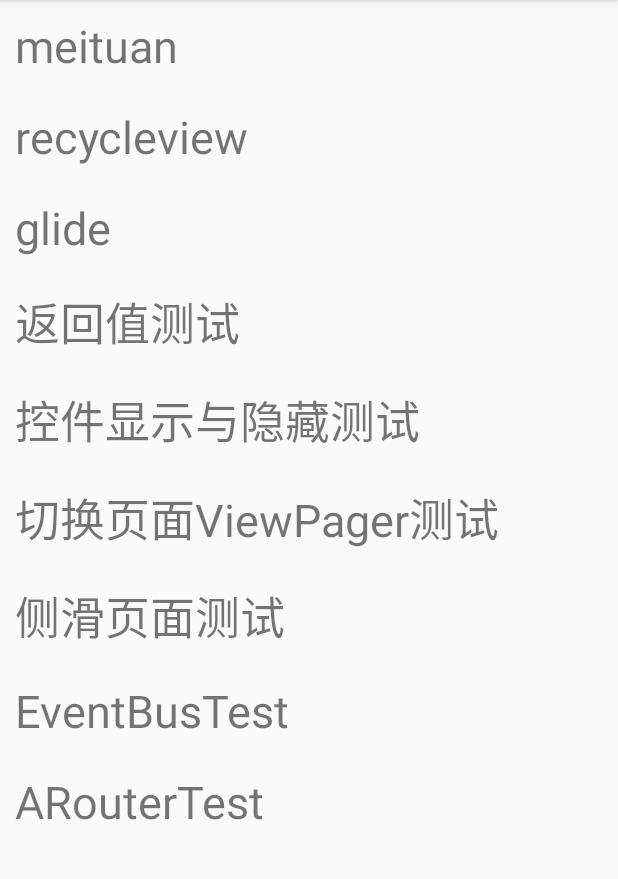
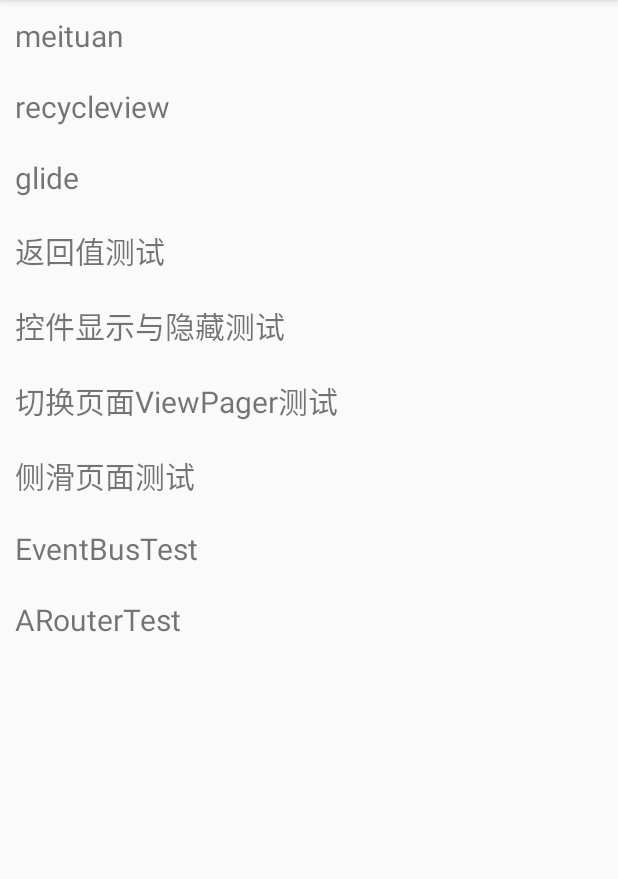
Before and after one commit to laihuiming/MyApp, an Android app: the screen it shows after launch (MainActivity), on a phone screen of 412 x 824 dp, the part 84-963 px from its top. Run offline under Robolectric (Android 15) with nearby library versions, the phone set to English and light mode, and no system bars; our stand-ins replace ButterKnife; 3 statements that could not run were skipped.

Commit message:
修改MainActivity，改为RecycleView，跳转错乱修改已完成

```diff
--- a/app/src/main/java/com/example/myapplication2/Adapter/MainAdapter.java
+++ b/app/src/main/java/com/example/myapplication2/Adapter/MainAdapter.java
@@ -4,13 +4,13 @@
 import android.content.Context;
 import android.view.View;
 import android.view.ViewGroup;
-import android.widget.ImageView;
 import android.widget.TextView;
+import android.widget.Toast;
+
 import androidx.annotation.NonNull;
 import androidx.recyclerview.widget.RecyclerView;
 
 import com.alibaba.android.arouter.launcher.ARouter;
-import com.example.myapplication2.Bean.ItemBean;
 import com.example.myapplication2.Bean.MainBean;
 import com.example.myapplication2.R;
 
@@ -21,8 +21,9 @@
     public final List<MainBean> mData;
     private View view;
     private Context context;
-    private String path;
-
+    public String path;
+    private TextView mTitle;
+    private TextView mPath;
     public MainAdapter(Context context,List<MainBean> data){
         this.context = context;
         this.mData = data;
@@ -42,13 +43,16 @@
     public void onBindViewHolder(@NonNull InnerHolder holder, int position) {
         //绑定数据
         holder.setData(mData.get(position));
+
         holder.itemView.setOnClickListener(new View.OnClickListener() {
             @Override
             public void onClick(View v) {
+                path = mData.get(position).path;
                 ARouter.getInstance().build(path).navigation();
             }
         });
     }
+
 
     /**
      * 返回条目的个数
@@ -64,23 +68,26 @@
     }
 
     public class InnerHolder extends RecyclerView.ViewHolder {
-        private TextView mTitle;
+
 //        private ImageView mIcon;
 
 
         public InnerHolder(View itemView) {
             super(itemView);
             mTitle = itemView.findViewById(R.id.tv_main_title);
+            mPath = itemView.findViewById(R.id.tv_main_path);
 //            mIcon = itemView.findViewById(R.id.list_view_icon);
         }
 
         /**
          * 设置数据
          * @param mainBean
+         * @return
          */
         public void setData(MainBean mainBean) {
             mTitle.setText(mainBean.title);
-            path = mainBean.path;
+            mPath.setText(mainBean.path);
+//            ARouter.getInstance().build(mPath.toString()).navigation();
 //            mIcon.setImageResource(itemBean.icon);
         }
 
--- a/app/src/main/java/com/example/myapplication2/Constant.java
+++ b/app/src/main/java/com/example/myapplication2/Constant.java
@@ -14,7 +14,7 @@
 
     public static final String RECYCLEVIEW = "/app/RecycleViewTest";
 
-    public static final String FANHUIZHI = "app/ActivityResultTestActivity";
+    public static final String FANHUIZHI = "/app/ActivityResultTestActivity";
 
     public static final String VISIBILITY = "/app/VisibilityTestActivity";
 
--- a/app/src/main/java/com/example/myapplication2/MainActivity.java
+++ b/app/src/main/java/com/example/myapplication2/MainActivity.java
@@ -54,6 +54,7 @@
     private RecyclerView recyclerView;
     private MainAdapter adapter;
     private List<MainBean> mainArrayList = new ArrayList<MainBean>();
+    private List<MainBean> pathArrayList = new ArrayList<MainBean>();
 
     @Override
     protected void onCreate(Bundle savedInstanceState) {
@@ -65,7 +66,14 @@
 
     }
 
+
     private void initData() {
+
+        for (int i = 0;i<MainDatas.path.length;i++){
+            MainBean pathdata = new MainBean();
+            pathdata.path  = MainDatas.path[i];
+            pathArrayList.add(pathdata);
+        }
 
         for (int i = 0; i<MainDatas.titles.length;i++){
             MainBean data = new MainBean();
@@ -83,6 +91,7 @@
         adapter = new MainAdapter(getApplicationContext(),mainArrayList);//实例化适配器
         recyclerView.setAdapter(adapter);//添加适配器
     }
+
 
 
 //    @OnClick({R.id.bt_meituan, R.id.bt_recycleview, R.id.glide, R.id.activity_result,
--- a/app/src/main/res/layout/item_main.xml
+++ b/app/src/main/res/layout/item_main.xml
@@ -4,10 +4,24 @@
     android:layout_width="match_parent"
     android:layout_height="match_parent"
     android:orientation="vertical">
+    <LinearLayout
+        android:orientation="horizontal"
+        android:layout_width="match_parent"
+        android:layout_height="wrap_content">
     <TextView
         android:id="@+id/tv_main_title"
         android:layout_margin="10dp"
-        android:textSize="30sp"
-        android:layout_width="match_parent"
-        android:layout_height="wrap_content"/>
+        android:textSize="20sp"
+        android:layout_width="wrap_content"
+        android:layout_height="wrap_content"
+        android:layout_weight="1"/>
+    <TextView
+        android:id="@+id/tv_main_path"
+        android:layout_margin="10dp"
+        android:textSize="20sp"
+        android:layout_width="wrap_content"
+        android:layout_height="wrap_content"
+        android:layout_weight="1"
+        android:visibility="gone"/>
+    </LinearLayout>
 </LinearLayout>
```
